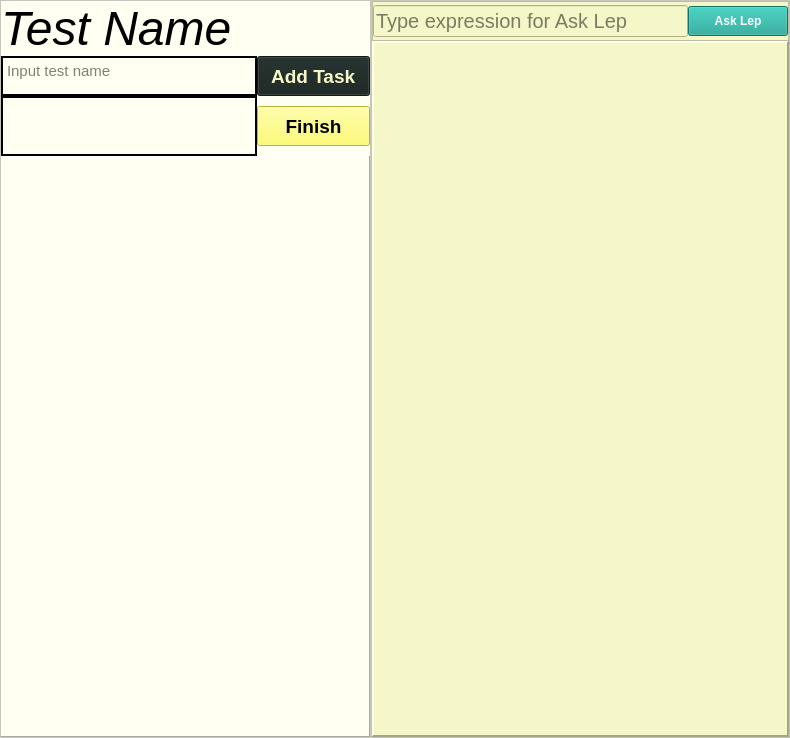
Old version of the form src/views/ui/testMaking.ui in the repository adibozzhanov/LeProgram.
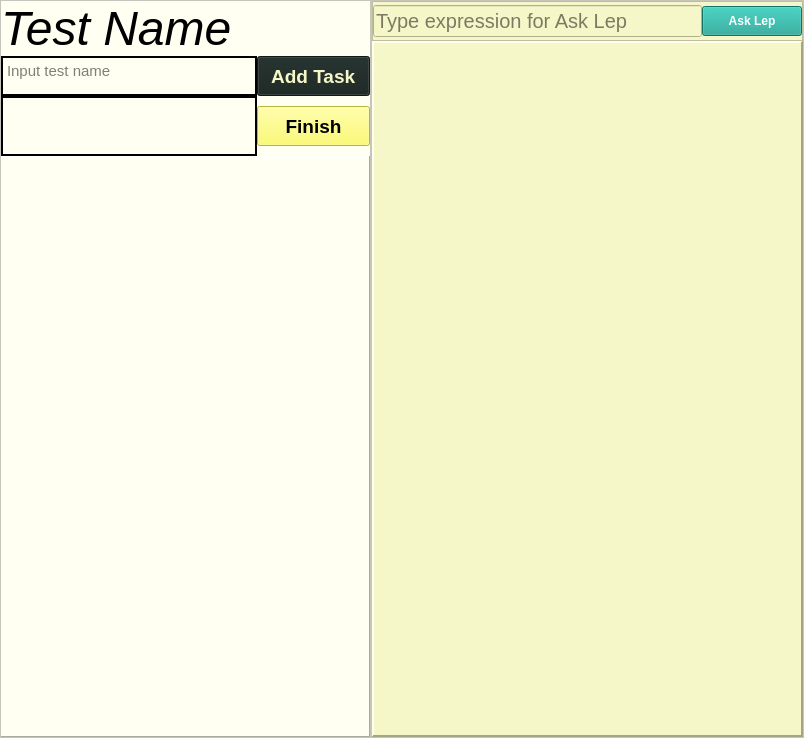
New version of the form.

Commit message: fix: removed something that carmen defined as a fart

The edit to the form file:
```diff
--- a/src/views/ui/testMaking.ui
+++ b/src/views/ui/testMaking.ui
@@ -6,7 +6,7 @@
    <rect>
     <x>0</x>
     <y>0</y>
-    <width>790</width>
+    <width>804</width>
     <height>738</height>
    </rect>
   </property>
@@ -366,7 +366,7 @@
        <widget class="QFrame" name="frame_4">
         <property name="maximumSize">
          <size>
-          <width>16777215</width>
+          <width>900</width>
           <height>40</height>
          </size>
         </property>
```
The commit also changes 1 other file.
